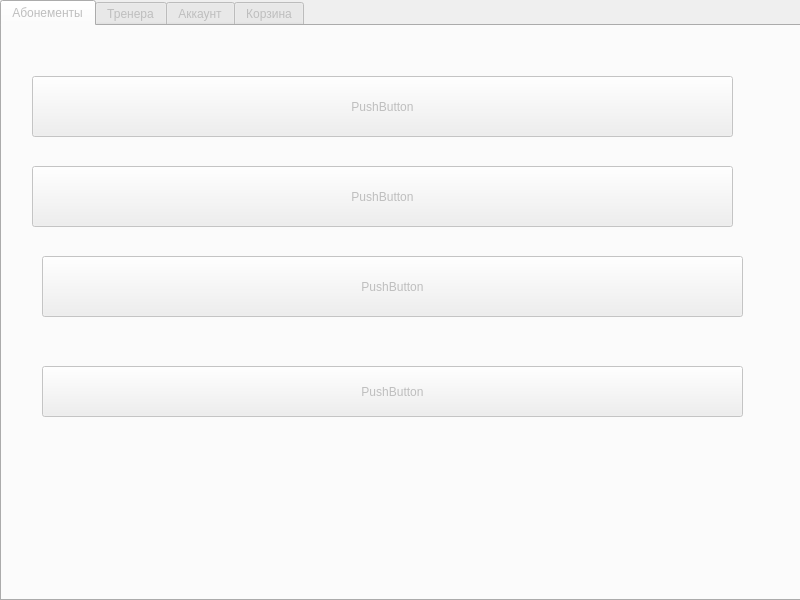
Old version of the form FINTESS_CENTRE/mainwindow.ui in the repository bartem1us/Fitness_Centre.
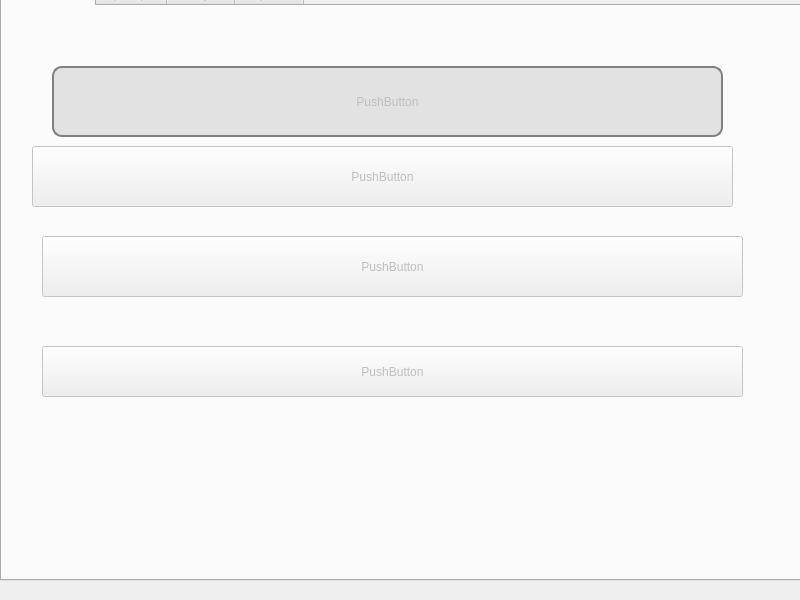
New version of the form. Icons and pictures are not drawn.

What changed in the file:
```diff
--- a/FINTESS_CENTRE/mainwindow.ui
+++ b/FINTESS_CENTRE/mainwindow.ui
@@ -24,7 +24,7 @@
     <property name="geometry">
      <rect>
       <x>0</x>
-      <y>0</y>
+      <y>-20</y>
       <width>801</width>
       <height>601</height>
      </rect>
@@ -39,22 +39,17 @@
      <number>0</number>
     </property>
     <widget class="QWidget" name="tab">
+     <property name="styleSheet">
+      <string notr="true">
+							background-repeat: no-repeat;
+
+                          background-image: url(C:/DB_FINTESS_CENTRE/FINTESS_CENTRE/fitnes_image.jpg);
+                          background-position: center;
+</string>
+     </property>
      <attribute name="title">
       <string>Абонементы</string>
      </attribute>
-     <widget class="QPushButton" name="pushButton">
-      <property name="geometry">
-       <rect>
-        <x>30</x>
-        <y>50</y>
-        <width>701</width>
-        <height>61</height>
-       </rect>
-      </property>
-      <property name="text">
-       <string>PushButton</string>
-      </property>
-     </widget>
      <widget class="QPushButton" name="pushButton_2">
       <property name="geometry">
        <rect>
@@ -94,6 +89,28 @@
        <string>PushButton</string>
       </property>
      </widget>
+     <widget class="QPushButton" name="pushButton">
+      <property name="geometry">
+       <rect>
+        <x>50</x>
+        <y>60</y>
+        <width>671</width>
+        <height>71</height>
+       </rect>
+      </property>
+      <property name="styleSheet">
+       <string notr="true">QPushButton {
+	selection-color: rgb(255, 255, 255);
+	background-color: rgb(226, 226, 226);
+    border: 2px solid gray;
+    border-radius: 10px; /* Радиус закругления */
+    padding: 2px 10px;
+}</string>
+      </property>
+      <property name="text">
+       <string>PushButton</string>
+      </property>
+     </widget>
     </widget>
     <widget class="QWidget" name="tab_2">
      <attribute name="title">
```
Left out of the diff: 5 changed lines with no effect on the pictures.
